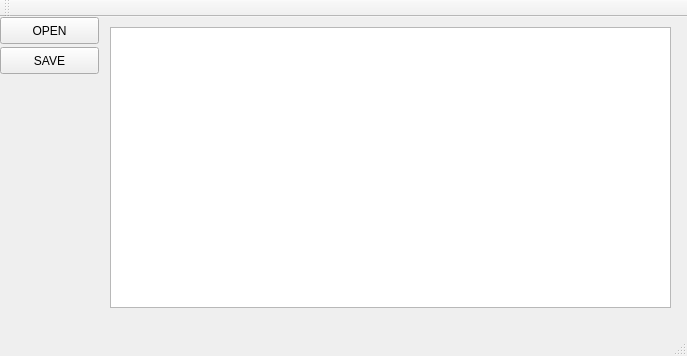
This is LooseChange/loosechangepresenter.ui in gojoe262/LooseChange as Qt 5 draws it before an edit. The edited form follows.
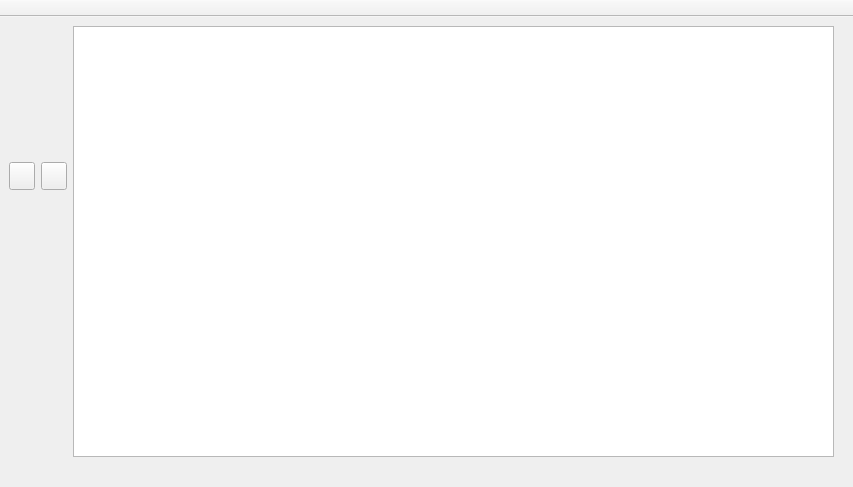
This is the edited form. Icons and pictures are not drawn.

Patch:
```diff
--- a/LooseChange/loosechangepresenter.ui
+++ b/LooseChange/loosechangepresenter.ui
@@ -6,50 +6,70 @@
    <rect>
     <x>0</x>
     <y>0</y>
-    <width>687</width>
-    <height>356</height>
+    <width>853</width>
+    <height>487</height>
    </rect>
   </property>
   <property name="windowTitle">
    <string>LooseChangePresenter</string>
   </property>
   <widget class="QWidget" name="centralWidget">
-   <widget class="QPushButton" name="pushButtonOpenFile">
-    <property name="geometry">
-     <rect>
-      <x>0</x>
-      <y>0</y>
-      <width>99</width>
-      <height>27</height>
-     </rect>
-    </property>
-    <property name="text">
-     <string>OPEN</string>
-    </property>
-   </widget>
-   <widget class="QPushButton" name="pushButton">
-    <property name="geometry">
-     <rect>
-      <x>0</x>
-      <y>30</y>
-      <width>99</width>
-      <height>27</height>
-     </rect>
-    </property>
-    <property name="text">
-     <string>SAVE</string>
-    </property>
-   </widget>
    <widget class="QTableView" name="tableView">
     <property name="geometry">
      <rect>
-      <x>110</x>
-      <y>10</y>
-      <width>561</width>
-      <height>281</height>
+      <x>73</x>
+      <y>9</y>
+      <width>761</width>
+      <height>431</height>
      </rect>
     </property>
    </widget>
+   <widget class="QToolButton" name="toolButtonOpen">
+    <property name="geometry">
+     <rect>
+      <x>9</x>
+      <y>145</y>
+      <width>26</width>
+      <height>28</height>
+     </rect>
+    </property>
+    <property name="text">
+     <string notr="true"/>
+    </property>
+    <property name="icon">
+     <iconset>
+      <normaloff>Icons/OpenIcon.png</normaloff>Icons/OpenIcon.png</iconset>
+    </property>
+    <property name="iconSize">
+     <size>
+      <width>20</width>
+      <height>20</height>
+     </size>
+    </property>
+   </widget>
+   <widget class="QToolButton" name="toolButtonSave">
+    <property name="geometry">
+     <rect>
+      <x>41</x>
+      <y>145</y>
+      <width>26</width>
+      <height>28</height>
+     </rect>
+    </property>
+    <property name="text">
+     <string notr="true"/>
+    </property>
+    <property name="icon">
+     <iconset>
+      <normaloff>Icons/SaveIcon.png</normaloff>Icons/SaveIcon.png</iconset>
+    </property>
+    <property name="iconSize">
+     <size>
+      <width>20</width>
+      <height>20</height>
+     </size>
+    </property>
+   </widget>
   </widget>
   <widget class="QMenuBar" name="menuBar">
    <property name="geometry">
@@ -62,6 +82,12 @@
    </property>
   </widget>
   <widget class="QToolBar" name="mainToolBar">
+   <property name="contextMenuPolicy">
+    <enum>Qt::PreventContextMenu</enum>
+   </property>
+   <property name="movable">
+    <bool>false</bool>
+   </property>
    <attribute name="toolBarArea">
     <enum>TopToolBarArea</enum>
    </attribute>
@@ -69,7 +95,6 @@
     <bool>false</bool>
    </attribute>
   </widget>
-  <widget class="QStatusBar" name="statusBar"/>
  </widget>
  <layoutdefault spacing="6" margin="11"/>
  <resources/>
```
Left out of the diff: 5 changed lines with no effect on the pictures.
